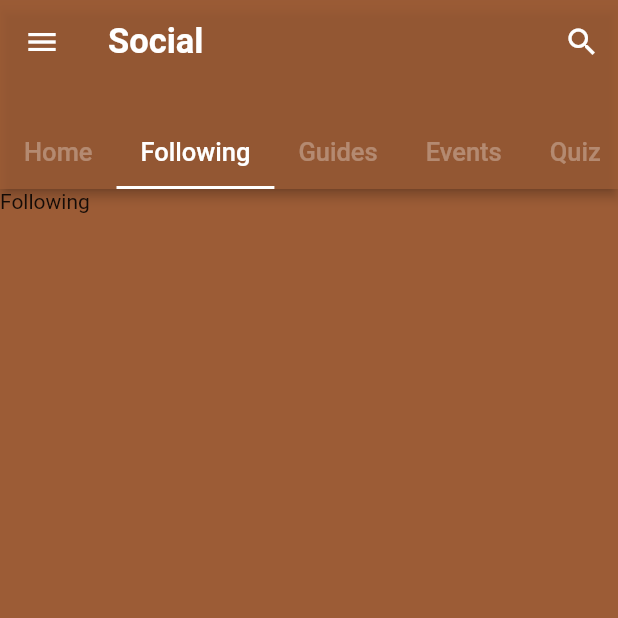
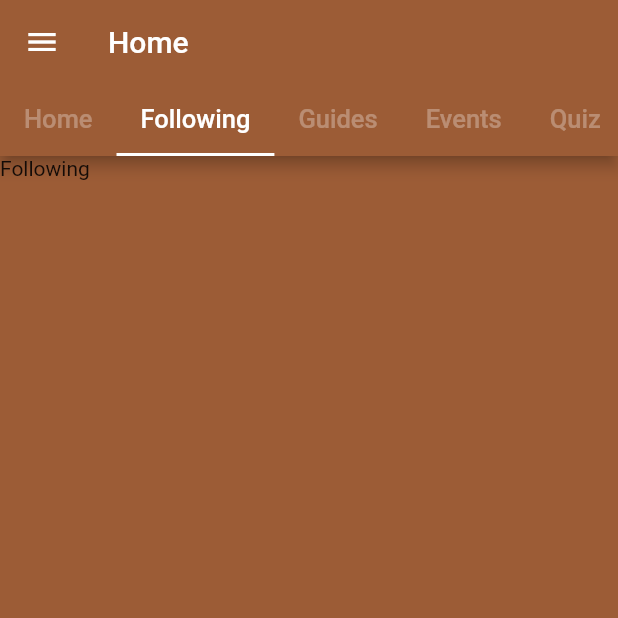
Before and after one commit to AlihDrajat/Membadut, a Flutter app: the HomeUI screen opened directly, tab 2 chosen, on a phone screen of 412 x 824 dp, the top half of it. Run offline on Flutter 3.47's test engine with Material 2 defaults, Android fonts, the phone set to English and light mode, and no system bars; our stand-ins replace carousel_slider, convex_bottom_bar.

Commit message:
initial commit

```diff
--- a/lib/Drawer/drawer.dart
+++ b/lib/Drawer/drawer.dart
@@ -1,5 +1,5 @@
 import 'package:flutter/material.dart';
-import 'package:login_cenah/main.dart';
+import 'package:login_cenah/MainPage/main.dart';
 
 import 'package:login_cenah/Drawer/pertanyaan.dart';
 import 'package:login_cenah/Drawer/saran.dart';
--- a/lib/Drawer/pengaturan.dart
+++ b/lib/Drawer/pengaturan.dart
@@ -1,5 +1,5 @@
 import 'package:flutter/material.dart';
-import 'package:login_cenah/convexAppBar.dart';
+import 'package:login_cenah/MainPage/convexAppBar.dart';
 
 class Setting extends StatefulWidget {
   const Setting({Key? key}) : super(key: key);
--- a/lib/Drawer/pertanyaan.dart
+++ b/lib/Drawer/pertanyaan.dart
@@ -1,5 +1,5 @@
 import 'package:flutter/material.dart';
-import 'package:login_cenah/convexAppBar.dart';
+import 'package:login_cenah/MainPage/convexAppBar.dart';
 
 class FAQ extends StatefulWidget {
   const FAQ({Key? key}) : super(key: key);
--- a/lib/Drawer/saran.dart
+++ b/lib/Drawer/saran.dart
@@ -1,5 +1,5 @@
 import 'package:flutter/material.dart';
-import 'package:login_cenah/convexAppBar.dart';
+import 'package:login_cenah/MainPage/convexAppBar.dart';
 
 class Suggest extends StatefulWidget {
   const Suggest({Key? key}) : super(key: key);
--- a/lib/Drawer/tentang.dart
+++ b/lib/Drawer/tentang.dart
@@ -1,5 +1,5 @@
 import 'package:flutter/material.dart';
-import 'package:login_cenah/convexAppBar.dart';
+import 'package:login_cenah/MainPage/convexAppBar.dart';
 
 class AboutUs extends StatefulWidget {
   const AboutUs({Key? key}) : super(key: key);
--- a/lib/HomeBar/homeUI.dart
+++ b/lib/HomeBar/homeUI.dart
@@ -1,7 +1,5 @@
 import 'package:flutter/material.dart';
-
 import '../Drawer/drawer.dart';
-import 'tabBar.dart';
 
 class HomeUI extends StatefulWidget {
   const HomeUI({Key? key}) : super(key: key);
@@ -18,43 +16,74 @@ class _HomeUIState extends State<HomeUI> {
     'Events',
     'Quiz',
   ];
+
+  TabBar homeTabBar = TabBar(
+    isScrollable: true,
+    unselectedLabelColor: Colors.white.withOpacity(0.3),
+    indicatorColor: Colors.white,
+    tabs: <Widget>[
+      Tab(
+        child: Text(
+          'Home',
+          style: TextStyle(fontSize: 17),
+        ),
+      ),
+      Tab(
+        child: Text(
+          'Following',
+          style: TextStyle(fontSize: 17),
+        ),
+      ),
+      Tab(
+        child: Text(
+          'Guides',
+          style: TextStyle(fontSize: 17),
+        ),
+      ),
+      Tab(
+        child: Text(
+          'Events',
+          style: TextStyle(fontSize: 17),
+        ),
+      ),
+      Tab(
+        child: Text(
+          'Quiz',
+          style: TextStyle(fontSize: 17),
+        ),
+      ),
+    ],
+  );
+
   @override
   Widget build(BuildContext context) {
     return DefaultTabController(
       length: categories.length,
       child: Scaffold(
-        backgroundColor: Color.fromARGB(255, 156, 92, 54),
         drawer: Drawers(),
         appBar: AppBar(
-          elevation: 3,
-          backgroundColor: Color.fromARGB(200, 156, 92, 54),
-          title: Text(
-            'Social',
-            textAlign: TextAlign.center,
-            style: TextStyle(fontSize: 23, fontWeight: FontWeight.bold),
+          backgroundColor: Color.fromARGB(255, 156, 92, 54),
+          bottom: PreferredSize(
+            preferredSize: Size.fromHeight(homeTabBar.preferredSize.height),
+            child: Container(
+              child: homeTabBar,
             ),
-          actions: <Widget>[
-            IconButton(
-              icon: Icon(Icons.search),
-              onPressed: () {},
           ),
-          ],
-          bottom: PreferredSize(
-              preferredSize: Size.fromHeight(70),
-              child: Container(
-                child: HomeCategories(),
-              )),
+          title: Text('Home'),
         ),
-        body: TabBarView(
+        body: Container(
+          color: Color.fromARGB(255, 156, 92, 54),
+          child: TabBarView(
             children: <Widget>[
               Text('Home'),
               Text('Following'),
-            Text('Guide'),
+              Text('Guides'),
               Text('Events'),
               Text('Quiz'),
             ],
           ),
         ),
+      ),
     );
   }
 }
--- a/lib/HomeBar/tabBar.dart
+++ /dev/null
@@ -1,51 +0,0 @@
-import 'package:flutter/material.dart';
-
-class HomeCategories extends StatefulWidget {
-  const HomeCategories({Key? key}) : super(key: key);
-
-  @override
-  _HomeCategoriesState createState() => _HomeCategoriesState();
-}
-
-class _HomeCategoriesState extends State<HomeCategories> {
-  @override
-  Widget build(BuildContext context) {
-    return TabBar(
-      isScrollable: true,
-      unselectedLabelColor: Colors.white.withOpacity(0.3),
-      indicatorColor: Colors.white,
-      tabs: <Widget>[
-        Tab(
-          child: Text(
-            'Home',
-            style: TextStyle(fontSize: 17),
-          ),
-        ),
-        Tab(
-          child: Text(
-            'Following',
-            style: TextStyle(fontSize: 17),
-          ),
-        ),
-        Tab(
-          child: Text(
-            'Guides',
-            style: TextStyle(fontSize: 17),
-          ),
-        ),
-        Tab(
-          child: Text(
-            'Events',
-            style: TextStyle(fontSize: 17),
-          ),
-        ),
-        Tab(
-          child: Text(
-            'Quiz',
-            style: TextStyle(fontSize: 17),
-          ),
-        ),
-      ],
-    );
-  }
-}
--- a/lib/main.dart
+++ b/lib/MainPage/main.dart
@@ -1,6 +1,6 @@
 import 'package:carousel_slider/carousel_slider.dart';
 import 'package:flutter/material.dart';
-import 'package:login_cenah/convexAppBar.dart';
+import 'package:login_cenah/MainPage/convexAppBar.dart';
 
 final List<String> imgList = [
 // Zhongli Lantern Rite
@@ -78,7 +78,8 @@ class _LoginState extends State<Login> {
           style: TextStyle(
             color: Color.fromARGB(200, 255, 210, 130),
           ),
-          )),
+        ),
+      ),
       body: SingleChildScrollView(
         child: Container(
           height: 600,
```
Also changed, not shown: lib/MainPage/convexAppBar.dart (renamed from lib/convexAppBar.dart, +6 -6 lines), lib/home.dart (deleted), 1 other file. Lines whose indentation alone changed are shown as unchanged.
